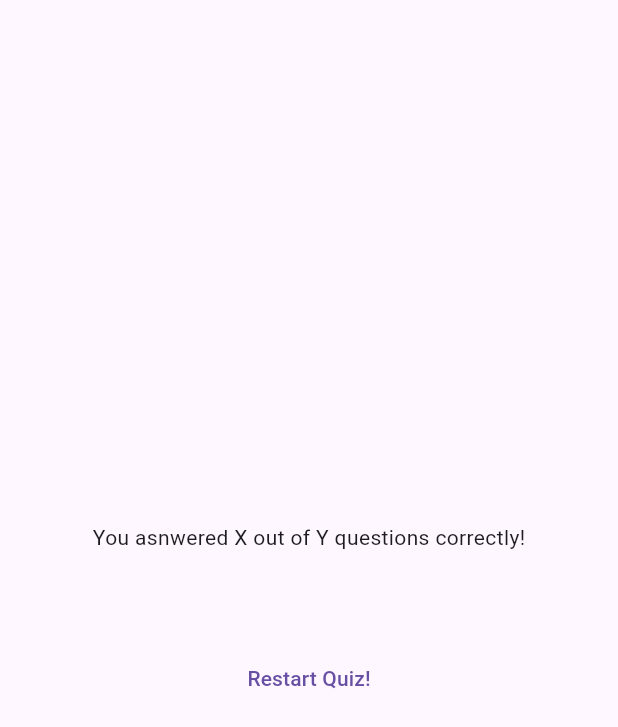
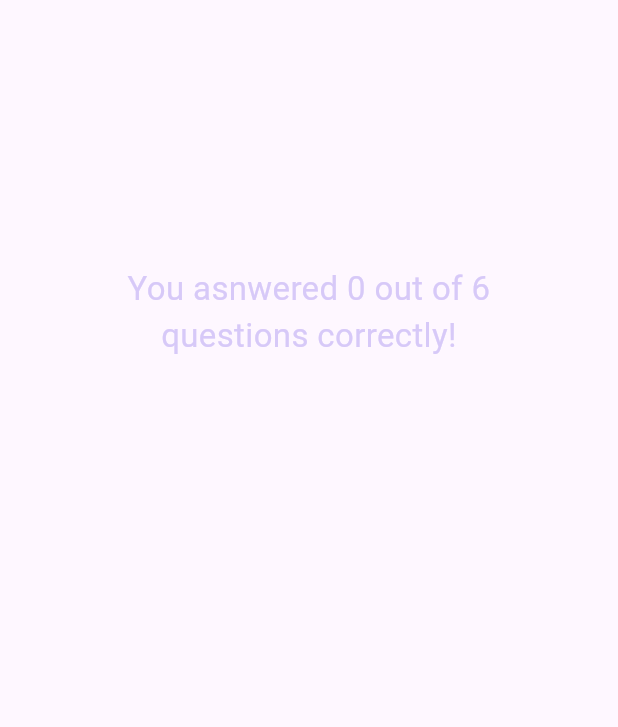
Before and after one commit to aakross/adv_basics, a Flutter app: the ResultsScreen widget shown alone on an empty page, opened directly with empty values, on a phone screen of 412 x 824 dp. Shown: the top 727 px of the screen. Run offline on Flutter 3.47's test engine with Material 3 defaults, Android fonts, the phone set to English and light mode, and no system bars; our stand-ins replace google_fonts.

Commit message:
24/04/24 Faltan detalles de UI

```diff
--- a/lib/results_screen.dart
+++ b/lib/results_screen.dart
@@ -5,7 +5,7 @@ import 'package:adv_basics/questions_summary.dart';
 class ResultsScreen extends StatelessWidget {
   const ResultsScreen({super.key, required this.chosenAnswers});
 
-  final List<String>chosenAnswers;
+  final List<String> chosenAnswers;
 
 //Un Map es una estructura de datos muy simple que asigna valores a key's
   List<Map<String, Object>> getSummaryData() {
@@ -15,7 +15,8 @@ class ResultsScreen extends StatelessWidget {
     for (var i = 0; i < chosenAnswers.length; i++) {
       summary.add(
         {
-          'questions_index': i, //questions_index se agrego porque list map es de tipo string
+          'questions_index':
+              i, //questions_index se agrego porque list map es de tipo string
           'questions': questions[i].text,
           'correct_answer': questions[i].answers[0],
           'user_answer': chosenAnswers[i]
@@ -28,6 +29,14 @@ class ResultsScreen extends StatelessWidget {
 
   @override
   Widget build(BuildContext context) {
+    final summaryData = getSummaryData();
+    final numTotalQuesitons = questions.length;
+    final numCorrectQuestions = summaryData.where((data) {
+      //Where te permite crear otra lista sin modificar la original en este caso esta creando una nueva lista con las respuestas correctas
+
+      return data['user_answer'] == data['correct_answer'];
+    }).length; //Agregando length nos dara el resultado en numeros ya que sin eso solo nos daria una lista nueva con las preguntas contestadas
+
     return SizedBox(
       width: double.infinity,
       child: Container(
@@ -35,7 +44,12 @@ class ResultsScreen extends StatelessWidget {
         child: Column(
           mainAxisAlignment: MainAxisAlignment.center,
           children: [
-            const Text('You asnwered X out of Y questions correctly!'),
+            Text(
+              'You asnwered $numCorrectQuestions out of $numTotalQuesitons questions correctly!',
+              style: const TextStyle(
+                  color: Color.fromARGB(255, 215, 201, 248), fontSize: 22),
+              textAlign: TextAlign.center,
+            ),
             const SizedBox(
               height: 30,
             ),
@@ -44,8 +58,17 @@ class ResultsScreen extends StatelessWidget {
               height: 30,
             ),
             TextButton(
+              style: TextButton.styleFrom(
+                foregroundColor: Colors.white,
+                shape: RoundedRectangleBorder(
+                  borderRadius: BorderRadius.circular(50),
+                ),
+              ),
               onPressed: () {},
-              child: const Text('Restart Quiz!'),
+              child: const Text(
+                'Restart Quiz!',
+                style: TextStyle(color: Colors.white),
+              ),
             ),
           ],
         ),
```
Also changed, not shown: lib/questions_summary.dart (+33 -6 lines).
